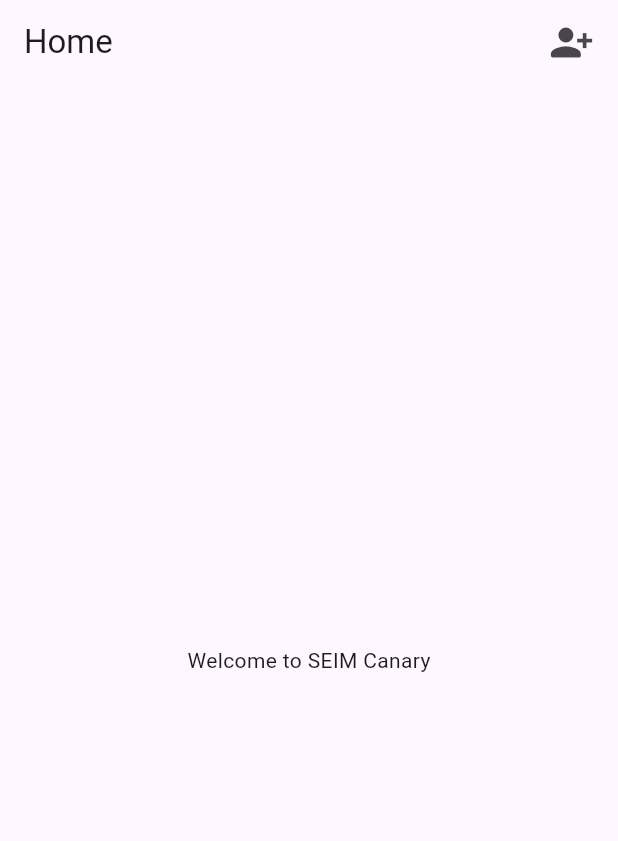
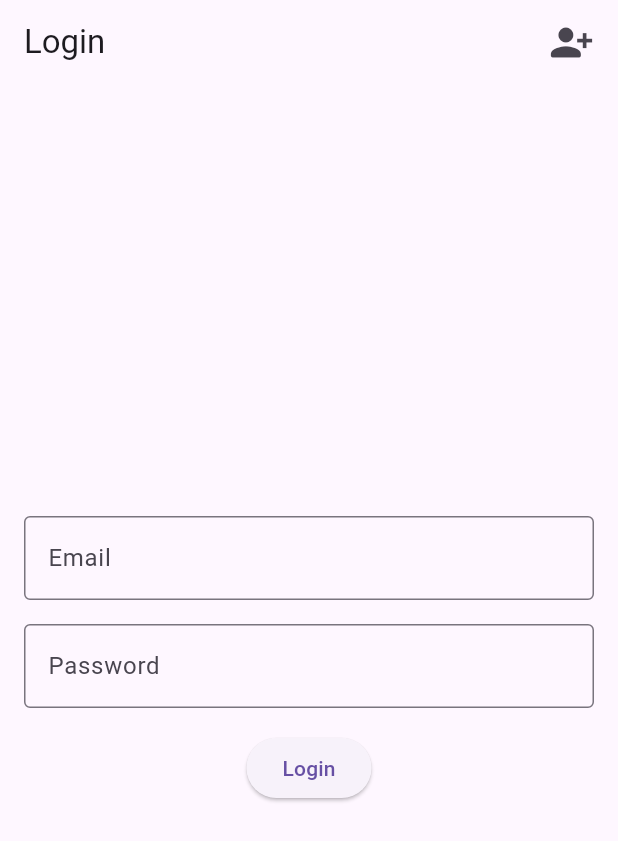
Before and after one commit to random-Kagamine-Rin-Shadow-y-un-Tilin/SEIM_canary, a Flutter app: the screen it shows after launch, on a phone screen of 412 x 824 dp. Shown: the top 841 px of the screen. Run offline on Flutter 3.47's test engine with Material 3 defaults, Android fonts, the light colour scheme and no system bars; missing offline and left inert: mongo_dart.

Commit message:
0.2.0 Login

```diff
--- a/lib/main.dart
+++ b/lib/main.dart
@@ -1,5 +1,6 @@
 import 'package:flutter/material.dart';
 import 'package:seim_canary/screens/home.dart';
+import 'package:seim_canary/screens/login.dart';
 import 'package:seim_canary/services/mongo_service.dart';
 import 'package:seim_canary/screens/register.dart';
 
@@ -18,7 +19,7 @@
     Widget build(BuildContext context) {
       return const MaterialApp(
         debugShowCheckedModeBanner: false,
-        home: HomeScreen(),
+        home: LoginScreen(),
     );
   }
 }
--- a/lib/screens/home.dart
+++ b/lib/screens/home.dart
@@ -14,25 +14,7 @@
     return Scaffold(
       appBar: AppBar(
         title: const Text('Home'),
-        actions: [
-          Padding(
-            padding: const EdgeInsets.only(right: 16.0),
-            child: GestureDetector(
-              onTap: () async {
-                await Navigator.of(context).push(
-                  MaterialPageRoute(
-                    builder: (context) => const RegisterUserScreen(),
-                  )
-                );
-              },
-              child: const Icon(
-                Icons.person_add_alt_1_rounded,
-                size: 30,
-              ),
-            ),
-          )
-        ],
-      ),
+        ),
       body: const Center(
         child: Text('Welcome to SEIM Canary'),
       ),
--- a/lib/screens/login.dart
+++ b/lib/screens/login.dart
@@ -0,0 +1,92 @@
+import 'package:flutter/material.dart';
+import 'package:seim_canary/screens/home.dart';
+import 'package:seim_canary/screens/register.dart';
+import 'package:seim_canary/services/mongo_service.dart';
+
+class LoginScreen extends StatefulWidget {
+  const LoginScreen({super.key});
+
+  @override
+  State<LoginScreen> createState() => _LoginScreenState();
+}
+
+class _LoginScreenState extends State<LoginScreen> {
+  final TextEditingController _emailController = TextEditingController();
+  final TextEditingController _passwordController = TextEditingController();
+
+  Future<void> _login() async {
+    final email = _emailController.text;
+    final password = _passwordController.text;
+
+    // Add your login logic here
+    // For example, you can verify the user credentials with the database
+    final userExists = await MongoService().userExists(email);
+    if (userExists) {
+      // Navigate to HomeScreen if login is successful
+      Navigator.of(context).pushReplacement(
+        MaterialPageRoute(builder: (context) => const HomeScreen()),
+      );
+    } else {
+      // Show an error message if login fails
+      ScaffoldMessenger.of(context).showSnackBar(
+        const SnackBar(content: Text('Invalid email or password')),
+      );
+    }
+  }
+
+  @override
+  Widget build(BuildContext context) {
+    return Scaffold(
+      appBar: AppBar(
+        title: const Text('Login'),
+        actions: [
+          Padding(
+            padding: const EdgeInsets.only(right: 16.0),
+            child: GestureDetector(
+              onTap: () async {
+                await Navigator.of(context).push(
+                  MaterialPageRoute(
+                    builder: (context) => const RegisterUserScreen(),
+                  )
+                );
+              },
+              child: const Icon(
+                Icons.person_add_alt_1_rounded,
+                size: 30,
+              ),
+            ),
+          )
+        ],
+      ),
+      body: Padding(
+        padding: const EdgeInsets.all(16.0),
+        child: Column(
+          mainAxisAlignment: MainAxisAlignment.center,
+          children: [
+            TextField(
+              controller: _emailController,
+              decoration: const InputDecoration(
+                labelText: 'Email',
+                border: OutlineInputBorder(),
+              ),
+            ),
+            const SizedBox(height: 16.0),
+            TextField(
+              controller: _passwordController,
+              decoration: const InputDecoration(
+                labelText: 'Password',
+                border: OutlineInputBorder(),
+              ),
+              obscureText: true,
+            ),
+            const SizedBox(height: 16.0),
+            ElevatedButton(
+              onPressed: _login,
+              child: const Text('Login'),
+            ),
+          ],
+        ),
+      ),
+    );
+  }
+}
--- a/lib/services/mongo_service.dart
+++ b/lib/services/mongo_service.dart
@@ -21,7 +21,7 @@
           'mongodb+srv://diegonicolas:lkHF513apl5CmJBE@cluster0.xqp2g.mongodb.net/SEIM_prueba?retryWrites=true&w=majority&appName=Cluster0');
       await _db.open();
       _userCollection = _db.collection('Users');
-      print('Conectado a MongoDB Atlas');
+      print('Connected to MongoDB Atlas');
     } on SocketException catch (e) {
       print('Error de conexión: $e');
       rethrow;
```
Also changed, not shown: lib/screens/register.dart (+14 -1 lines).
